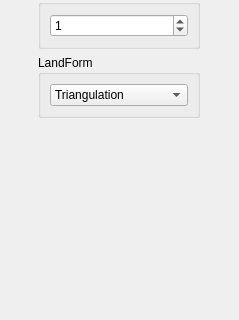
This is UI/toolbarsconfigmesh.ui in jtpefaur/runnel as Qt 5 draws it before an edit; both pictures show x 0 to 239 and y 179 to 499 of the 239 by 736 pixel window. The edited form follows.
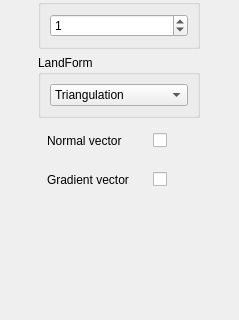
This is the edited form. The open tabs and pages were chosen to show the change.

Commit message: interface ui for choose option show normal and gradient of terrain

```diff
--- a/UI/toolbarsconfigmesh.ui
+++ b/UI/toolbarsconfigmesh.ui
@@ -535,6 +535,58 @@
             </layout>
            </widget>
           </item>
+          <item>
+           <widget class="QWidget" name="widget_5" native="true">
+            <layout class="QHBoxLayout" name="horizontalLayout_2">
+             <item>
+              <widget class="QLabel" name="label">
+               <property name="minimumSize">
+                <size>
+                 <width>100</width>
+                 <height>0</height>
+                </size>
+               </property>
+               <property name="text">
+                <string>Normal vector</string>
+               </property>
+              </widget>
+             </item>
+             <item>
+              <widget class="QCheckBox" name="normal_vector">
+               <property name="text">
+                <string/>
+               </property>
+              </widget>
+             </item>
+            </layout>
+           </widget>
+          </item>
+          <item>
+           <widget class="QWidget" name="widget_6" native="true">
+            <layout class="QHBoxLayout" name="horizontalLayout_3">
+             <item>
+              <widget class="QLabel" name="label_2">
+               <property name="minimumSize">
+                <size>
+                 <width>100</width>
+                 <height>0</height>
+                </size>
+               </property>
+               <property name="text">
+                <string>Gradient vector</string>
+               </property>
+              </widget>
+             </item>
+             <item>
+              <widget class="QCheckBox" name="gradient_vector">
+               <property name="text">
+                <string/>
+               </property>
+              </widget>
+             </item>
+            </layout>
+           </widget>
+          </item>
           <item>
            <spacer name="verticalSpacer_4">
             <property name="orientation">
```
Left out of the diff: 4 changed lines with no effect on the pictures. The commit also changes 10 other files.
